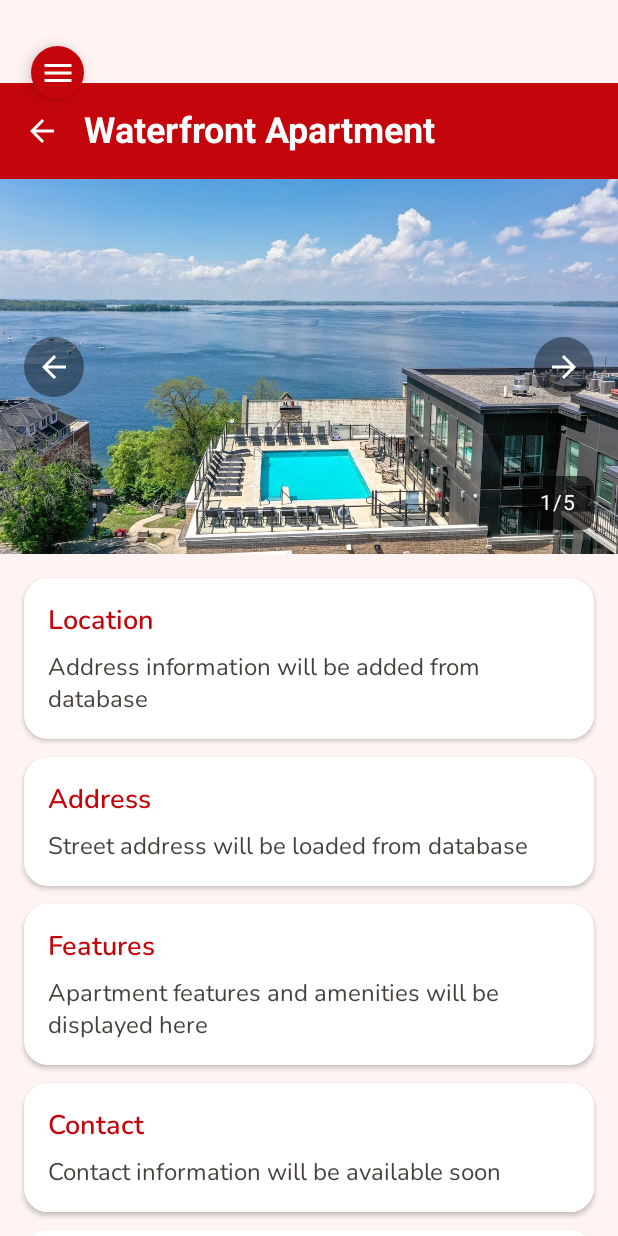
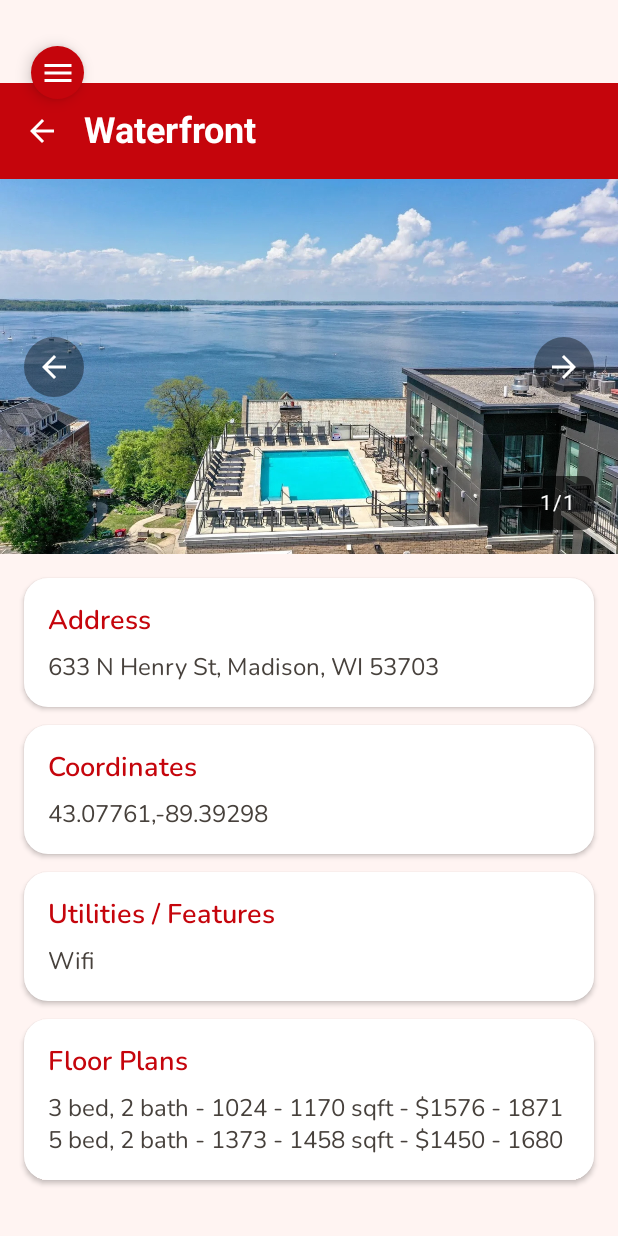
Before and after one commit to Caleb-C6/MadisonMapple, an Android app built with Jetpack Compose: the ApartmentsListScreen screen opened through its navigation route, after a tap on "Waterfront Apartment", on a phone screen of 412 x 824 dp. Run offline under Robolectric (Android 15) with nearby library versions, the phone set to English and light mode, and no system bars; our stand-ins replace Firebase (no records; nobody signed in at launch, a user with empty details on screens opened directly), Room's generated code.

Commit message:
Connected the database for the more info screen

```diff
--- a/app/src/main/java/com/cs407/myapplication/MainActivity.kt
+++ b/app/src/main/java/com/cs407/myapplication/MainActivity.kt
@@ -4,13 +4,31 @@ import android.os.Bundle
 import androidx.activity.ComponentActivity
 import androidx.activity.compose.setContent
 import androidx.activity.enableEdgeToEdge
+import com.cs407.myapplication.data.apartments.local.db.ApartmentDatabase
+import com.cs407.myapplication.data.apartments.repository.ApartmentDetails
 import com.cs407.myapplication.ui.components.SlidingMenu
 import com.cs407.myapplication.ui.theme.MadisonMappleTheme
+import kotlinx.coroutines.CoroutineScope
+import kotlinx.coroutines.Dispatchers
+import kotlinx.coroutines.launch
 
 class MainActivity : ComponentActivity() {
     override fun onCreate(savedInstanceState: Bundle?) {
         super.onCreate(savedInstanceState)
         enableEdgeToEdge()
+
+        // Initialize database with sample data
+        CoroutineScope(Dispatchers.IO).launch {
+            val database = ApartmentDatabase.getInstance(this@MainActivity)
+            ApartmentDetails.preload(database.apartmentDao())
+            println("DEBUG: Database initialized and preloaded")
+
+            // Optional: Test if data was loaded
+            val dao = database.apartmentDao()
+            val count = dao.getApartments().size
+            println("DEBUG: Loaded $count apartments into database")
+        }
+
         setContent {
             MadisonMappleTheme {
                 SlidingMenu()
--- a/app/src/main/java/com/cs407/myapplication/data/apartments/local/dao/ApartmentDao.kt
+++ b/app/src/main/java/com/cs407/myapplication/data/apartments/local/dao/ApartmentDao.kt
@@ -23,4 +23,8 @@ interface ApartmentDao {
 
     @Query("SELECT * FROM floorplans WHERE apartmentId = :apartmentId")
     suspend fun getFloorPlans(apartmentId: Int): List<FloorPlanEntity>
+
+    @Query("SELECT * FROM apartments WHERE LOWER(name) LIKE '%' || LOWER(:name) || '%' LIMIT 1")
+    suspend fun getApartmentByName(name: String): ApartmentEntity?
+
 }
--- a/app/src/main/java/com/cs407/myapplication/data/apartments/repository/ApartmentDetails.kt
+++ b/app/src/main/java/com/cs407/myapplication/data/apartments/repository/ApartmentDetails.kt
@@ -13,35 +13,35 @@ object ApartmentDetails {
             ApartmentEntity(
                 id = 1,
                 name = "Waterfront",
-                address = "",
+                address = "633 N Henry St, Madison, WI 53703",
                 coordinates = "43.07761,-89.39298",
                 utilities = "Wifi"
             ),
             ApartmentEntity(
                 id = 2,
                 name = "Palisade",
-                address = "",
+                address = "535 W Johnson St, Madison, WI 53703",
                 coordinates = "43.07174,-89.39501",
                 utilities = "Wifi"
             ),
             ApartmentEntity(
                 id = 3,
                 name = "Langdon",
-                address = "",
+                address = "633 Langdon St, Madison, WI 53703",
                 coordinates = "43.07566, -89.39650",
                 utilities = "Wifi"
             ),
             ApartmentEntity(
                 id = 4,
                 name = "Iota Courts",
-                address = "",
+                address = "140 Iota Ct, Madison, WI 53703",
                 coordinates = "43.07780, -89.39346",
                 utilities = "Wifi"
             ),
             ApartmentEntity(
                 id = 5,
                 name = "Aberdeen Apartments",
-                address = "",
+                address = "437 W Gorham St, Madison, WI 53703",
                 coordinates = "43.07321,-89.39356",
                 utilities = "Wifi"
             )
--- /dev/null
+++ b/app/src/main/java/com/cs407/myapplication/data/apartments/repository/ApartmentRepository.kt
@@ -0,0 +1,14 @@
+package com.cs407.myapplication.data.apartments.repository
+
+import com.cs407.myapplication.data.apartments.local.dao.ApartmentDao
+import com.cs407.myapplication.data.apartments.local.entities.ApartmentEntity
+import com.cs407.myapplication.data.apartments.local.entities.FloorPlanEntity
+
+class ApartmentRepository(private val dao: ApartmentDao) {
+
+    suspend fun getApartmentByName(name: String): ApartmentEntity? =
+        dao.getApartmentByName(name)
+
+    suspend fun getFloorPlans(apartmentId: Int): List<FloorPlanEntity> =
+        dao.getFloorPlans(apartmentId)
+}
--- a/app/src/main/java/com/cs407/myapplication/ui/apartments/ApartmentDetailScreen.kt
+++ b/app/src/main/java/com/cs407/myapplication/ui/apartments/ApartmentDetailScreen.kt
@@ -1,5 +1,6 @@
 package com.cs407.myapplication.ui.apartments
 
+import android.util.Log
 import androidx.compose.foundation.Image
 import androidx.compose.foundation.background
 import androidx.compose.foundation.clickable
@@ -16,19 +17,53 @@ import androidx.compose.ui.Alignment
 import androidx.compose.ui.Modifier
 import androidx.compose.ui.graphics.Color
 import androidx.compose.ui.layout.ContentScale
+import androidx.compose.ui.platform.LocalContext
 import androidx.compose.ui.res.painterResource
 import androidx.compose.ui.text.font.FontWeight
 import androidx.compose.ui.unit.dp
 import androidx.compose.ui.unit.sp
 import com.cs407.myapplication.R
-import com.cs407.myapplication.ui.components.Apartment
-import android.util.Log
-
+import com.cs407.myapplication.data.apartments.local.db.ApartmentDatabase
+import com.cs407.myapplication.data.apartments.local.entities.ApartmentEntity
+import com.cs407.myapplication.data.apartments.local.entities.FloorPlanEntity
+import com.cs407.myapplication.data.apartments.repository.ApartmentRepository
 
 @Composable
 fun ApartmentDetailScreen(
-    apartment: Apartment,
+    apartmentName: String,
     onBackClick: () -> Unit = {}
+) {
+    val context = LocalContext.current
+    val db = remember { ApartmentDatabase.getInstance(context) }
+    val repository = remember { ApartmentRepository(db.apartmentDao()) }
+    val viewModel = remember { ApartmentDetailViewModel(repository) }
+
+    val apartment by viewModel.apartment.collectAsState()
+    val floorPlans by viewModel.floorPlans.collectAsState()
+
+    // Load apartment data from DB
+    LaunchedEffect(apartmentName) {
+        viewModel.loadApartment(apartmentName)
+    }
+
+    if (apartment == null) {
+        Box(modifier = Modifier.fillMaxSize(), contentAlignment = Alignment.Center) {
+            CircularProgressIndicator()
+        }
+    } else {
+        ApartmentDetailContent(
+            apartment = apartment!!,
+            floorPlans = floorPlans,
+            onBackClick = onBackClick
+        )
+    }
+}
+
+@Composable
+fun ApartmentDetailContent(
+    apartment: ApartmentEntity,
+    floorPlans: List<FloorPlanEntity>,
+    onBackClick: () -> Unit
 ) {
     var currentImageIndex by remember { mutableStateOf(0) }
 
@@ -68,9 +103,7 @@ fun ApartmentDetailScreen(
             R.drawable.langdongallary3,
             R.drawable.langdongallary4
         )
-        else -> {
-            listOf(apartment.imageRes)
-        }
+        else -> listOf(R.drawable.waterfront)
     }
 
     Column(
@@ -78,6 +111,7 @@ fun ApartmentDetailScreen(
             .fillMaxSize()
             .verticalScroll(rememberScrollState())
     ) {
+        // ---- Top Bar ----
         Row(
             modifier = Modifier
                 .fillMaxWidth()
@@ -85,19 +119,14 @@ fun ApartmentDetailScreen(
                 .padding(16.dp),
             verticalAlignment = Alignment.CenterVertically
         ) {
-            IconButton(
-                onClick = onBackClick,
-                modifier = Modifier.size(24.dp)
-            ) {
+            IconButton(onClick = onBackClick, modifier = Modifier.size(24.dp)) {
                 Icon(
                     imageVector = Icons.Default.ArrowBack,
                     contentDescription = "Back",
                     tint = Color.White
                 )
             }
-
             Spacer(modifier = Modifier.width(16.dp))
-
             Text(
                 text = apartment.name,
                 style = MaterialTheme.typography.headlineSmall,
@@ -106,6 +135,7 @@ fun ApartmentDetailScreen(
             )
         }
 
+        // ---- Image Gallery ----
         Box(
             modifier = Modifier
                 .fillMaxWidth()
@@ -165,43 +195,47 @@ fun ApartmentDetailScreen(
             )
         }
 
+        // ---- Apartment Info ----
         Column(
             modifier = Modifier
                 .fillMaxWidth()
                 .padding(16.dp)
         ) {
             InfoCard(
-                title = "Location",
-                content = "Address information will be added from database"
+                title = "Address",
+                content = if (apartment.address.isNotBlank())
+                    apartment.address else "No address data available"
             )
 
             Spacer(modifier = Modifier.height(12.dp))
 
             InfoCard(
-                title = "Address",
-                content = "Street address will be loaded from database"
+                title = "Coordinates",
+                content = apartment.coordinates
             )
 
             Spacer(modifier = Modifier.height(12.dp))
 
             InfoCard(
-                title = "Features",
-                content = "Apartment features and amenities will be displayed here"
+                title = "Utilities / Features",
+                content = apartment.utilities
             )
 
             Spacer(modifier = Modifier.height(12.dp))
 
-            InfoCard(
-                title = "Contact",
-                content = "Contact information will be available soon"
-            )
-
-            Spacer(modifier = Modifier.height(12.dp))
-
-            InfoCard(
-                title = "Additional Information",
-                content = "Detailed apartment description will be loaded from the database"
-            )
+            if (floorPlans.isNotEmpty()) {
+                InfoCard(
+                    title = "Floor Plans",
+                    content = floorPlans.joinToString("\n") {
+                        "${it.bedsBath} - ${it.size} sqft - \$${it.rent}"
+                    }
+                )
+            } else {
+                InfoCard(
+                    title = "Floor Plans",
+                    content = "No floor plans available"
+                )
+            }
         }
     }
 }
@@ -213,9 +247,7 @@ fun InfoCard(title: String, content: String) {
         elevation = CardDefaults.cardElevation(defaultElevation = 2.dp),
         colors = CardDefaults.cardColors(containerColor = MaterialTheme.colorScheme.surface)
     ) {
-        Column(
-            modifier = Modifier.padding(16.dp)
-        ) {
+        Column(modifier = Modifier.padding(16.dp)) {
             Text(
                 text = title,
                 style = MaterialTheme.typography.titleMedium,
--- /dev/null
+++ b/app/src/main/java/com/cs407/myapplication/ui/apartments/ApartmentDetailViewModel.kt
@@ -0,0 +1,42 @@
+package com.cs407.myapplication.ui.apartments
+
+import androidx.lifecycle.ViewModel
+import androidx.lifecycle.viewModelScope
+import com.cs407.myapplication.data.apartments.local.entities.ApartmentEntity
+import com.cs407.myapplication.data.apartments.local.entities.FloorPlanEntity
+import com.cs407.myapplication.data.apartments.repository.ApartmentRepository
+import kotlinx.coroutines.flow.MutableStateFlow
+import kotlinx.coroutines.flow.StateFlow
+import kotlinx.coroutines.launch
+
+class ApartmentDetailViewModel(private val repository: ApartmentRepository) : ViewModel() {
+
+    private val _apartment = MutableStateFlow<ApartmentEntity?>(null)
+    val apartment: StateFlow<ApartmentEntity?> = _apartment
+
+    private val _floorPlans = MutableStateFlow<List<FloorPlanEntity>>(emptyList())
+    val floorPlans: StateFlow<List<FloorPlanEntity>> = _floorPlans
+
+    fun loadApartment(displayName: String) {  // Changed parameter name for clarity
+        viewModelScope.launch {
+            // Convert display name to database name using the mapper
+            val databaseName = ApartmentNameMapper.getDatabaseName(displayName)
+
+            // Add logging for debugging
+            println("DEBUG: Converting display name '$displayName' to database name '$databaseName'")
+
+            val apt = repository.getApartmentByName(databaseName)
+
+            // More logging
+            println("DEBUG: Found apartment: ${apt?.name ?: "NOT FOUND"}")
+
+            _apartment.value = apt
+            if (apt != null) {
+                _floorPlans.value = repository.getFloorPlans(apt.id)
+                println("DEBUG: Loaded ${_floorPlans.value.size} floor plans")
+            } else {
+                _floorPlans.value = emptyList()
+            }
+        }
+    }
+}
--- a/app/src/main/java/com/cs407/myapplication/ui/apartments/ApartmentsListScreen.kt
+++ b/app/src/main/java/com/cs407/myapplication/ui/apartments/ApartmentsListScreen.kt
@@ -35,14 +35,19 @@ enum class SortOrder {
 fun ApartmentsListScreen(
     onApartmentClick: (Apartment) -> Unit = {}
 ) {
-    // Original apartments list
-    val originalApartments = listOf(
-        Apartment("Waterfront Apartment", R.drawable.waterfront),
-        Apartment("Palisade Properties", R.drawable.palisade),
-        Apartment("Aberdeen Apartments", R.drawable.aberdeen),
-        Apartment("140 Iota Courts", R.drawable.iota),
-        Apartment("The Langdon Apartment", R.drawable.langdon)
-    )
+    // Use display names from the mapper
+    val originalApartments = ApartmentNameMapper.getAllDisplayNames().map { displayName ->
+        // Helper function to get image resource for display name
+        val imageRes = when (displayName) {
+            "Waterfront Apartment" -> R.drawable.waterfront
+            "Palisade Properties" -> R.drawable.palisade
+            "Aberdeen Apartments" -> R.drawable.aberdeen
+            "140 Iota Courts" -> R.drawable.iota
+            "The Langdon Apartment" -> R.drawable.langdon
+            else -> R.drawable.waterfront // default
+        }
+        Apartment(displayName, imageRes)
+    }
 
     // State for search query
     var searchQuery by remember { mutableStateOf("") }
@@ -174,7 +179,6 @@ fun ApartmentsListScreen(
         }
     }
 }
-
 @Composable
 private fun SortDropdownMenu(
     sortOrder: SortOrder,
--- a/app/src/main/java/com/cs407/myapplication/ui/components/SlidingMenu.kt
+++ b/app/src/main/java/com/cs407/myapplication/ui/components/SlidingMenu.kt
@@ -18,6 +18,7 @@ import androidx.navigation.navArgument
 import com.cs407.myapplication.R
 import com.cs407.myapplication.ui.apartments.ApartmentDetailScreen
 import com.cs407.myapplication.ui.apartments.ApartmentsListScreen
+import com.cs407.myapplication.ui.apartments.ApartmentNameMapper  // Add this import
 import com.cs407.myapplication.ui.auth.AuthManager
 import com.cs407.myapplication.ui.auth.LoginScreen
 import com.cs407.myapplication.ui.auth.SignUpScreen
@@ -27,13 +28,19 @@ import com.cs407.myapplication.ui.profile.ProfileScreen
 import com.cs407.myapplication.ui.roommates.RoommateBrowseScreen
 import kotlinx.coroutines.launch
 
-val apartmentList = listOf(
-    Apartment("Waterfront Apartment", R.drawable.waterfront),
-    Apartment("Palisade Properties", R.drawable.palisade),
-    Apartment("Aberdeen Apartments", R.drawable.aberdeen),
-    Apartment("140 Iota Courts", R.drawable.iota),
-    Apartment("The Langdon Apartment", R.drawable.langdon)
-)
+// Update the apartment list to use display names from the mapper
+val apartmentList = ApartmentNameMapper.getAllDisplayNames().map { displayName ->
+    // Helper function to get image resource for display name
+    val imageRes = when (displayName) {
+        "Waterfront Apartment" -> R.drawable.waterfront
+        "Palisade Properties" -> R.drawable.palisade
+        "Aberdeen Apartments" -> R.drawable.aberdeen
+        "140 Iota Courts" -> R.drawable.iota
+        "The Langdon Apartment" -> R.drawable.langdon
+        else -> R.drawable.waterfront // default
+    }
+    Apartment(displayName, imageRes)
+}
 
 @SuppressLint("UnusedMaterial3ScaffoldPaddingParameter")
 @OptIn(ExperimentalMaterial3Api::class)
@@ -97,7 +104,7 @@ fun SlidingMenu() {
 
                     NavigationDrawerItem(label = { Text("Roommates") },
                         selected = currentRoute == "roommates",
-                                onClick = {
+                        onClick = {
                             scope.launch { drawerState.close() }
                             navController.navigate("roommates") { launchSingleTop = true }
                         }
@@ -160,12 +167,13 @@ fun SlidingMenu() {
                         ) { backStackEntry ->
                             val apartmentName = backStackEntry.arguments?.getString("apartmentName") ?: ""
 
+                            // Find the apartment from our list (optional, for image)
                             val apartment = apartmentList.find { it.name == apartmentName }
                                 ?: Apartment("Unknown", R.drawable.waterfront)
 
                             ApartmentDetailScreen(
-                                apartment = apartment,
-                                onBackClick = { navController.popBackStack() }
+                                apartmentName = apartmentName,
+                                onBackClick = { navController.popBackStack()  }
                             )
                         }
 
```
Also changed, not shown: app/src/main/java/com/cs407/myapplication/ui/apartments/ApartmentNameMapper.kt (added, +28 -0 lines), 2 other files.
